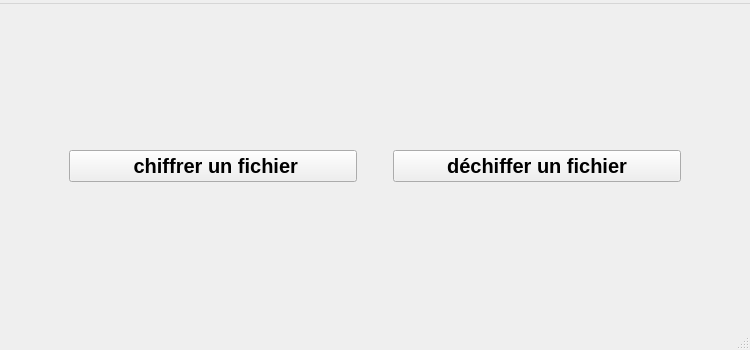
Qt form UI/mainwindow.ui (Gawdamn/chiffrement_AES) before a commit.
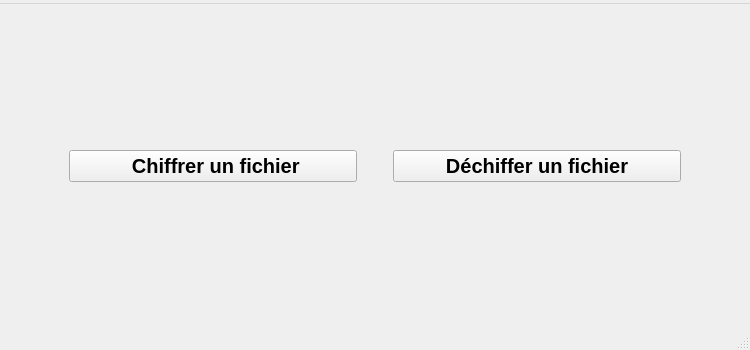
The same form after that commit. Icons and pictures are not drawn.

Diff of the .ui file:
```diff
--- a/UI/mainwindow.ui
+++ b/UI/mainwindow.ui
@@ -39,7 +39,7 @@
          </font>
         </property>
         <property name="text">
-         <string> chiffrer un fichier</string>
+         <string> Chiffrer un fichier</string>
         </property>
         <property name="icon">
          <iconset resource="../resources/resources.qrc">
@@ -78,7 +78,7 @@
          </font>
         </property>
         <property name="text">
-         <string>déchiffer un fichier</string>
+         <string>Déchiffer un fichier</string>
         </property>
         <property name="icon">
          <iconset resource="../resources/resources.qrc">
```
